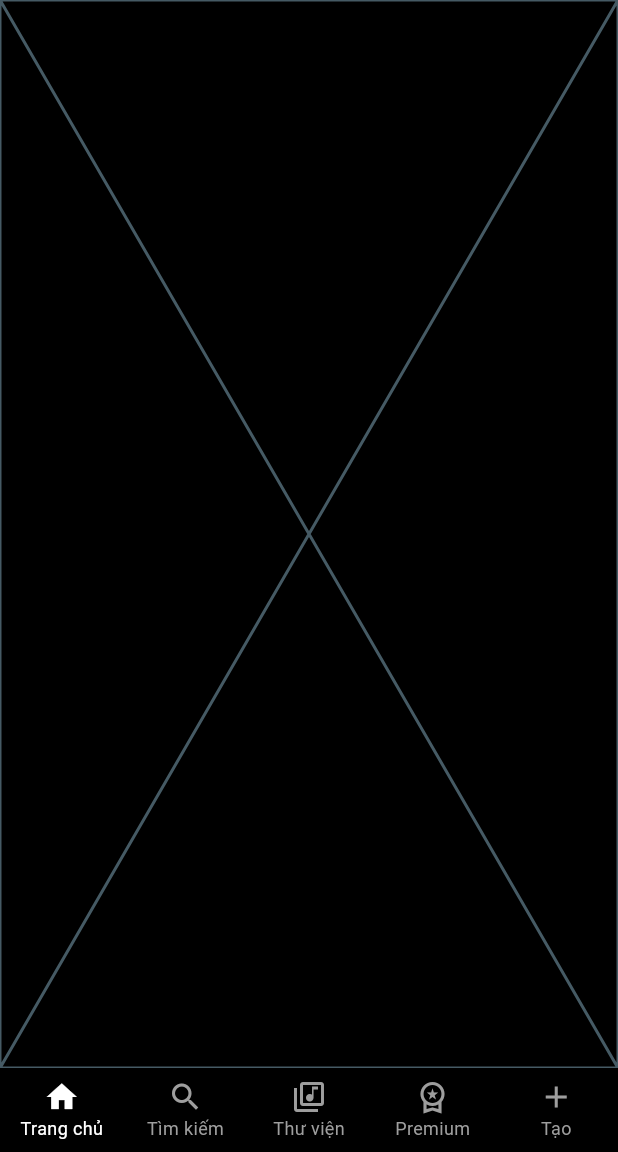
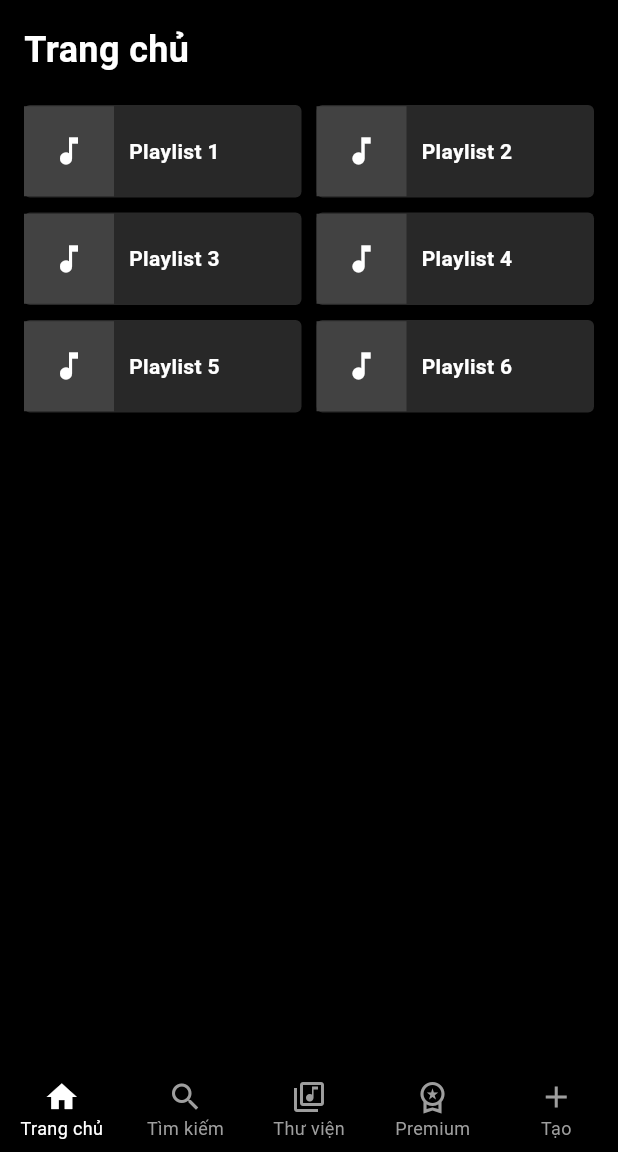
Before and after one commit to khanh21s/2025_LTTBDD_N05_DOAN_VAN_KHANH, a Flutter app: the screen it shows after launch, on a phone screen of 412 x 824 dp, the part 84-1236 px from its top. Run offline on Flutter 3.47's test engine with Material 3 defaults, Android fonts, the phone set to English and light mode, and no system bars.

Commit message:
update trang home

```diff
--- a/lib/pages/home_page.dart
+++ b/lib/pages/home_page.dart
@@ -1,10 +1,78 @@
 import 'package:flutter/material.dart';
 
-class HomePage extends StatelessWidget {
+class HomePage extends StatefulWidget {
   const HomePage({super.key});
 
   @override
+  State<HomePage> createState() => _HomePageState();
+}
+
+class _HomePageState extends State<HomePage> {
+  List<String> playlists = List.generate(6, (index) => "Playlist ${index + 1}");
+
+  @override
   Widget build(BuildContext context) {
-    return const Placeholder();
+    return SafeArea(
+      child: SingleChildScrollView(
+        child: Padding(
+          padding: const EdgeInsets.all(16.0),
+          child: Column(
+            crossAxisAlignment: CrossAxisAlignment.start,
+            children: [
+              const Text(
+                'Trang chủ',
+                style: TextStyle(
+                  color: Colors.white,
+                  fontSize: 24,
+                  fontWeight: FontWeight.bold,
+                ),
+              ),
+              const SizedBox(height: 20),
+              GridView.builder(
+                shrinkWrap: true,
+                physics: const NeverScrollableScrollPhysics(),
+                gridDelegate: const SliverGridDelegateWithFixedCrossAxisCount(
+                  crossAxisCount: 2,
+                  childAspectRatio: 3,
+                  crossAxisSpacing: 10,
+                  mainAxisSpacing: 10,
+                ),
+                itemCount: playlists.length,
+                itemBuilder: (context, index) {
+                  return Container(
+                    decoration: BoxDecoration(
+                      color: const Color(0xFF282828),
+                      borderRadius: BorderRadius.circular(4),
+                    ),
+                    child: Row(
+                      children: [
+                        Container(
+                          width: 60,
+                          height: 60,
+                          color: Colors.grey[800],
+                          child: const Icon(Icons.music_note, color: Colors.white),
+                        ),
+                        const SizedBox(width: 10),
+                        Expanded(
+                          child: Text(
+                            playlists[index],
+                            style: const TextStyle(
+                              color: Colors.white,
+                              fontWeight: FontWeight.bold,
+                            ),
+                            overflow: TextOverflow.ellipsis,
+                          ),
+
+                        ),
+                      ],
+                    ),
+                  );
+                },
+              ),
+            ],
+          ),
+        ),
+      ),
+    );
   }
 }
```
